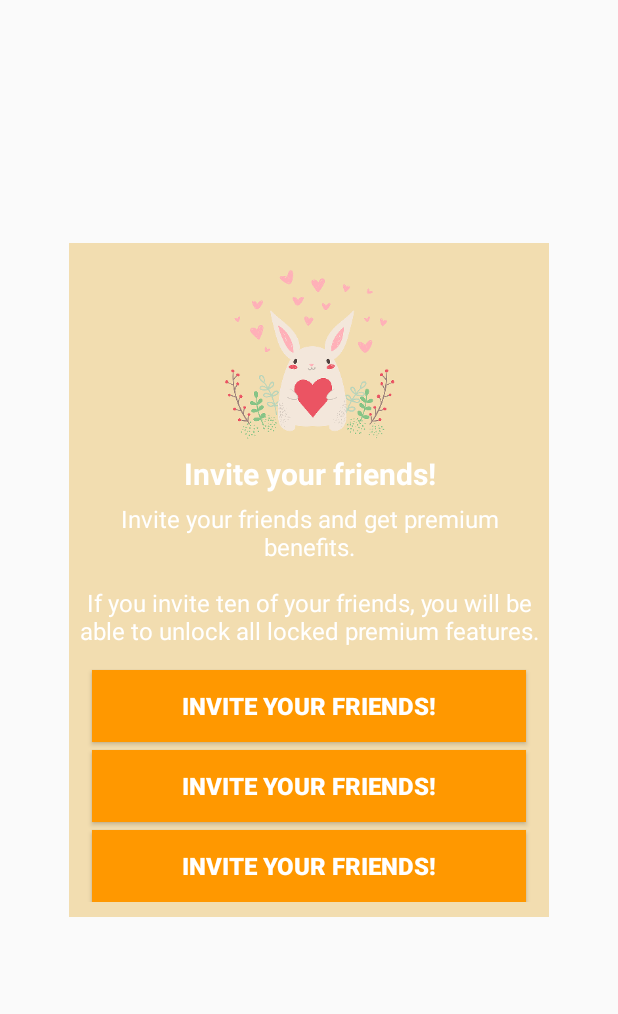
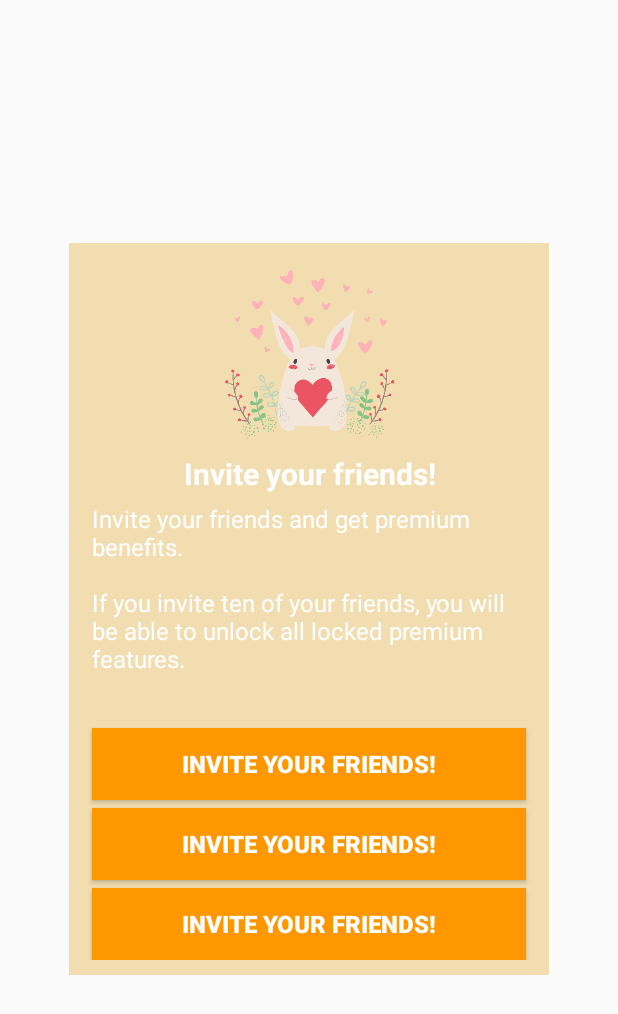
Before and after one commit to roemilk/RepeatYouTubePlayerLite, an Android app: the layout layout_dialog_common.xml on its own in the app's theme, with its tools: preview values and no code run, on a phone screen of 412 x 824 dp. Shown: the top 1014 px of the screen. Run offline under Robolectric (Android 15) with nearby library versions, the phone set to English and light mode, and no system bars.

Commit message:
문구수정

```diff
--- a/app/src/main/res/layout/layout_dialog_common.xml
+++ b/app/src/main/res/layout/layout_dialog_common.xml
@@ -28,8 +28,8 @@
                 android:id="@+id/dialog_common_title_textView"
                 android:layout_width="match_parent"
                 android:layout_height="wrap_content"
-                android:layout_marginLeft="5dp"
-                android:layout_marginRight="5dp"
+                android:layout_marginLeft="15dp"
+                android:layout_marginRight="15dp"
                 android:gravity="center"
                 android:text="@string/invitation_tip_title"
                 android:textColor="#FFFFFF"
@@ -40,14 +40,19 @@
                 android:id="@+id/dialog_common_content_textView"
                 android:layout_width="match_parent"
                 android:layout_height="wrap_content"
-                android:layout_marginLeft="5dp"
-                android:layout_marginRight="5dp"
+                android:layout_marginLeft="15dp"
+                android:layout_marginRight="15dp"
                 android:layout_marginTop="5dp"
-                android:gravity="center"
+                android:gravity="left"
                 android:text="@string/invitation_tip_content"
                 android:textColor="#FFFFFF"
                 android:textSize="16dp" />
 
+            <LinearLayout
+                android:orientation="vertical"
+                android:layout_marginTop="20dp"
+                android:layout_width="match_parent"
+                android:layout_height="wrap_content">
 
                 <Button
                     android:id="@+id/dialog_common_one_button"
@@ -86,6 +91,6 @@
                     android:textSize="16dp"
                     android:textStyle="bold" />
             </LinearLayout>
-
+        </LinearLayout>
     </ScrollView>
 </RelativeLayout>
```
Also changed, not shown: 1 other file. Lines whose indentation alone changed are shown as unchanged.
